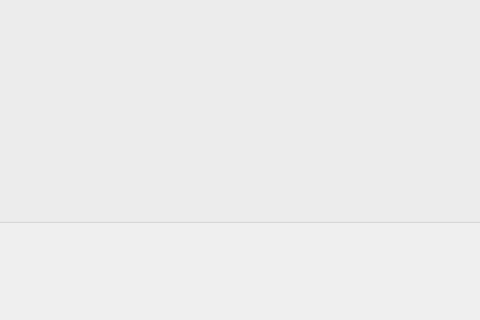
Old version of the form main_page.ui in the repository NEPLOS/linkedin-clone; both pictures show x 300 to 780 and y 338 to 658 of the 1083 by 658 pixel window.
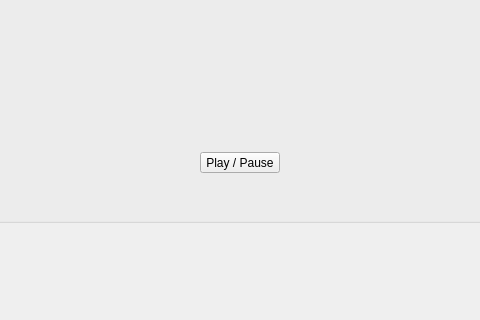
New version of the form.

What changed in the file:
```diff
--- a/main_page.ui
+++ b/main_page.ui
@@ -348,6 +348,19 @@
       <string/>
      </property>
     </widget>
+    <widget class="QPushButton" name="audio">
+     <property name="geometry">
+      <rect>
+       <x>370</x>
+       <y>410</y>
+       <width>80</width>
+       <height>21</height>
+      </rect>
+     </property>
+     <property name="text">
+      <string>Play / Pause</string>
+     </property>
+    </widget>
    </widget>
    <widget class="QPushButton" name="pushButton_2">
     <property name="geometry">
```
